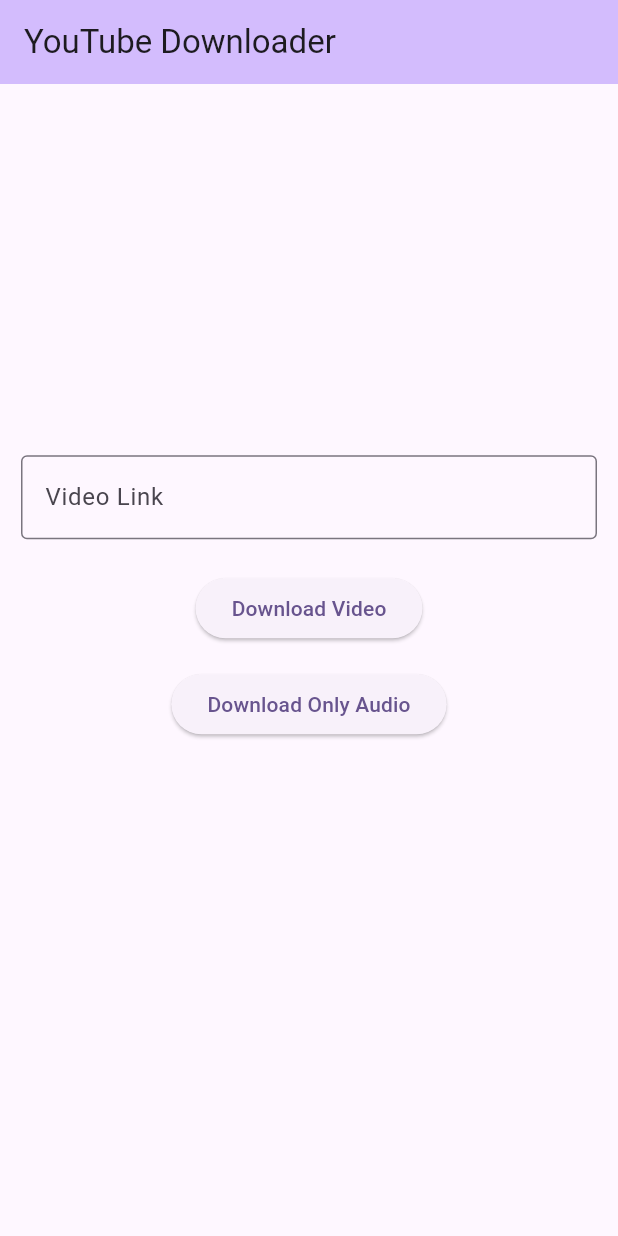
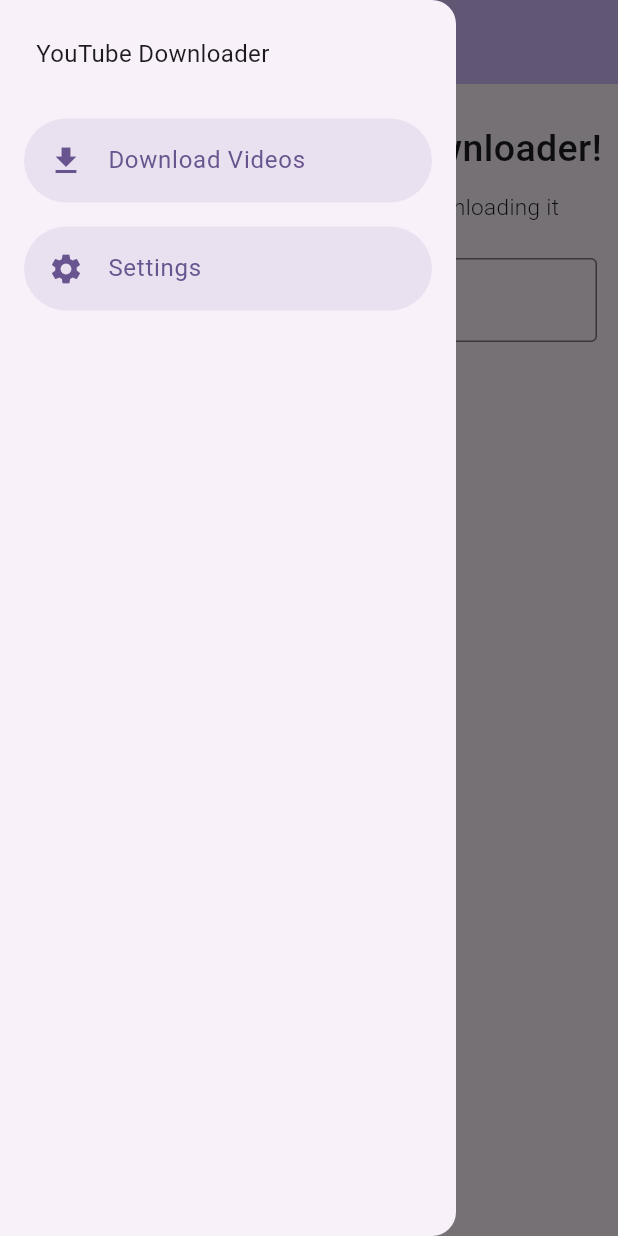
Before and after one commit to FakeException/YouTubeDownloader-Flutter, a Flutter app: the screen it shows after launch, with the side drawer open (before the commit the screen has no drawer), on a phone screen of 412 x 824 dp. Run offline on Flutter 3.47's test engine with Material 2 defaults, Android fonts, the phone set to English and light mode, and no system bars; our stand-ins replace settings_ui; missing offline and left inert: ffmpeg_helper, material_dialogs, youtube_explode_dart.

```diff
--- a/lib/main.dart
+++ b/lib/main.dart
@@ -8,17 +8,21 @@
 import 'package:flutter/material.dart';
 import 'package:material_dialogs/dialogs.dart';
 import 'package:material_dialogs/widgets/buttons/icon_button.dart';
+import 'package:youtube_downloader/utils/yt_utils.dart';
+import 'package:youtube_downloader/widgets/drawer.dart';
 import 'package:youtube_explode_dart/youtube_explode_dart.dart';
 import 'package:path_provider/path_provider.dart';
 
-Future<void> main() async {
+void main() async {
   WidgetsFlutterBinding.ensureInitialized();
   await FFMpegHelper.instance.initialize();
   runApp(const YoutubeDownloader());
 }
 
 class YoutubeDownloader extends StatelessWidget {
-  const YoutubeDownloader({Key? key}) : super(key: key);
+  const YoutubeDownloader({
+    Key? key,
+  }) : super(key: key);
 
   @override
   Widget build(BuildContext context) {
@@ -27,6 +31,10 @@
       debugShowCheckedModeBanner: false,
       theme: ThemeData(
         colorScheme: ColorScheme.fromSeed(seedColor: Colors.deepPurple),
+        useMaterial3: true,
+      ),
+      darkTheme: ThemeData(
+        brightness: Brightness.dark,
         useMaterial3: true,
       ),
       home: const MyHomePage(title: 'YouTube Downloader'),
@@ -52,6 +60,7 @@
   bool downloading = false;
   bool started = false;
   bool finished = true;
+  bool isNotValid = false;
   String formattedDate = "";
 
   StreamSubscription? videoDownloadSubscription;
@@ -80,7 +89,7 @@
 
   Future<void> deleteTempFolder() async {
     final tempDir = await getTemporaryDirectory();
-    const folderName = 'youtube_downloader'; // Replace with your folder name
+    const folderName = 'youtube_downloader';
     final folderPath = '${tempDir.path}/$folderName';
     final folder = Directory(folderPath);
 
@@ -412,20 +421,41 @@
         backgroundColor: Theme.of(context).colorScheme.inversePrimary,
         title: Text(widget.title),
       ),
-      body: Center(
+      drawer: const YouTubeDrawer(),
+      body: SingleChildScrollView(
+        child: Center(
           child: Column(
             mainAxisAlignment: MainAxisAlignment.center,
             children: <Widget>[
+              const Padding(
+                padding: EdgeInsets.only(left: 5, right: 5, top: 25),
+                child: Text(
+                  "Welcome to YouTube Downloader!",
+                  textAlign: TextAlign.center,
+                  style: TextStyle(fontSize: 25, fontWeight: FontWeight.w500),
+                ),
+              ),
+              const Padding(
+                padding: EdgeInsets.symmetric(vertical: 10.0),
+                child: Text(
+                  "Paste your YouTube link below for downloading it",
+                  textAlign: TextAlign.center,
+                  style: TextStyle(fontSize: 15, fontWeight: FontWeight.w300),
+                ),
+              ),
               Visibility(
                 visible: Platform.isWindows ? ffmpegPresent : true,
                 child: Padding(
                   padding: const EdgeInsets.all(14.0),
                   child: TextField(
                     controller: linkController,
-                  decoration: const InputDecoration(
+                    decoration: InputDecoration(
                         labelText: "Video Link",
                         hintText: "YouTube Video URL",
-                      border: OutlineInputBorder()),
+                        errorText: isNotValid
+                            ? "Please enter a valid YouTube link"
+                            : null,
+                        border: const OutlineInputBorder()),
                   ),
                 ),
               ),
@@ -464,7 +494,19 @@
                 child: Padding(
                   padding: const EdgeInsets.all(8.0),
                   child: ElevatedButton(
-                  onPressed: () => downloadVideoWithAudio(linkController.text),
+                    onPressed: () {
+                      setState(() {
+                        if (linkController.text.isEmpty ||
+                            !checkIfYouTubeURL(linkController.text)) {
+                          isNotValid = true;
+                        } else {
+                          isNotValid = false;
+                          String link =
+                              convertToYouTubeURL(linkController.text);
+                          downloadVideoWithAudio(link);
+                        }
+                      });
+                    },
                     child: const Text("Download Video"),
                   ),
                 ),
@@ -476,7 +518,19 @@
                 child: Padding(
                   padding: const EdgeInsets.all(8.0),
                   child: ElevatedButton(
-                  onPressed: () => downloadAudio(linkController.text),
+                    onPressed: () {
+                      setState(() {
+                        if (linkController.text.isEmpty ||
+                            !checkIfYouTubeURL(linkController.text)) {
+                          isNotValid = true;
+                        } else {
+                          isNotValid = false;
+                          String link =
+                              convertToYouTubeURL(linkController.text);
+                          downloadAudio(link);
+                        }
+                      });
+                    },
                     child: const Text("Download Only Audio"),
                   ),
                 ),
@@ -493,7 +547,11 @@
                 padding: const EdgeInsets.all(8.0),
                 child: Visibility(
                   visible: finished && started,
-                child: Center(child: Text("Saved to: $finalPath")),
+                  child: Center(
+                      child: Text(
+                    "Saved to: $finalPath",
+                    textAlign: TextAlign.center,
+                  )),
                 ),
               ),
               Padding(
@@ -509,7 +567,6 @@
                       child: const Icon(
                         Icons.check,
                         size: 32,
-                      color: Colors.deepPurpleAccent,
                       ),
                     ),
                   ],
@@ -518,6 +575,7 @@
             ],
           ),
         ),
+      ),
     );
   }
 }
--- /dev/null
+++ b/lib/widgets/drawer.dart
@@ -0,0 +1,104 @@
+import 'package:flutter/material.dart';
+import 'package:youtube_downloader/widgets/settings_screen.dart';
+
+import '../main.dart';
+
+class YouTubeDrawer extends StatelessWidget {
+  const YouTubeDrawer({super.key});
+
+  @override
+  Widget build(BuildContext context) {
+    return Drawer(
+      child: SingleChildScrollView(
+        padding: const EdgeInsets.all(16.0),
+        child: SafeArea(child: Column(
+          crossAxisAlignment: CrossAxisAlignment.start,
+          children: [
+            const DrawerHead(),
+            const SizedBox(
+              height: 16.0,
+            ),
+            DrawerNavigationItem(
+              iconData: Icons.download,
+              title: "Download Videos",
+              onTap: () {
+                Navigator.pop(context);
+                Navigator.push(context, MaterialPageRoute(builder: (_) {
+                  return const YoutubeDownloader();
+                }));
+              },
+              selected: true,
+            ),
+            DrawerNavigationItem(
+              iconData: Icons.settings,
+              title: "Settings",
+              onTap: () {
+                Navigator.pop(context);
+                Navigator.push(context, MaterialPageRoute(builder: (_) {
+                  return const Settings();
+                }));
+              },
+              selected: true,
+            ),
+          ],
+        )),
+      ),
+    );
+  }
+
+}
+
+class DrawerNavigationItem extends StatelessWidget {
+  final IconData iconData;
+  final String title;
+  final bool selected;
+  final Function()? onTap;
+  const DrawerNavigationItem({
+    Key? key,
+    required this.iconData,
+    required this.title,
+    required this.selected,
+    required this.onTap,
+  }) : super(key: key);
+
+  @override
+  Widget build(BuildContext context) {
+    return Padding(
+      padding: const EdgeInsets.symmetric(vertical: 8.0),
+      child: ListTile(
+        shape: RoundedRectangleBorder(
+          borderRadius: BorderRadius.circular(30.0),
+        ),
+        leading: Icon(iconData),
+        onTap: onTap,
+        title: Text(title),
+        selectedTileColor: Theme.of(context).colorScheme.primary.withOpacity(0.1),
+        selected: selected,
+      ),
+    );
+  }
+}
+
+class DrawerHead extends StatelessWidget {
+  const DrawerHead({
+    Key? key,
+  }) : super(key: key);
+
+  @override
+  Widget build(BuildContext context) {
+    return const Row(
+      children: [
+        Padding(
+          padding: EdgeInsets.all(8.0),
+          child: Text(
+            "YouTube Downloader",
+            style: TextStyle(
+              fontSize: 16.0,
+              fontWeight: FontWeight.w400,
+            ),
+          ),
+        ),
+      ],
+    );
+  }
+}
--- a/pubspec.yaml
+++ b/pubspec.yaml
@@ -41,6 +41,9 @@
   ffmpeg_helper: ^1.0.1
   async: ^2.11.0
   material_dialogs: ^1.1.4
+  settings_ui: ^2.0.2
+  provider: ^6.0.5
+  shared_preferences: ^2.2.1
 
 dev_dependencies:
   flutter_test:
```
Also changed, not shown: lib/utils/yt_utils.dart (added, +28 -0 lines), lib/widgets/settings_screen.dart (added, +39 -0 lines), pubspec.lock, 1 other file. Lines whose indentation alone changed are shown as unchanged.
